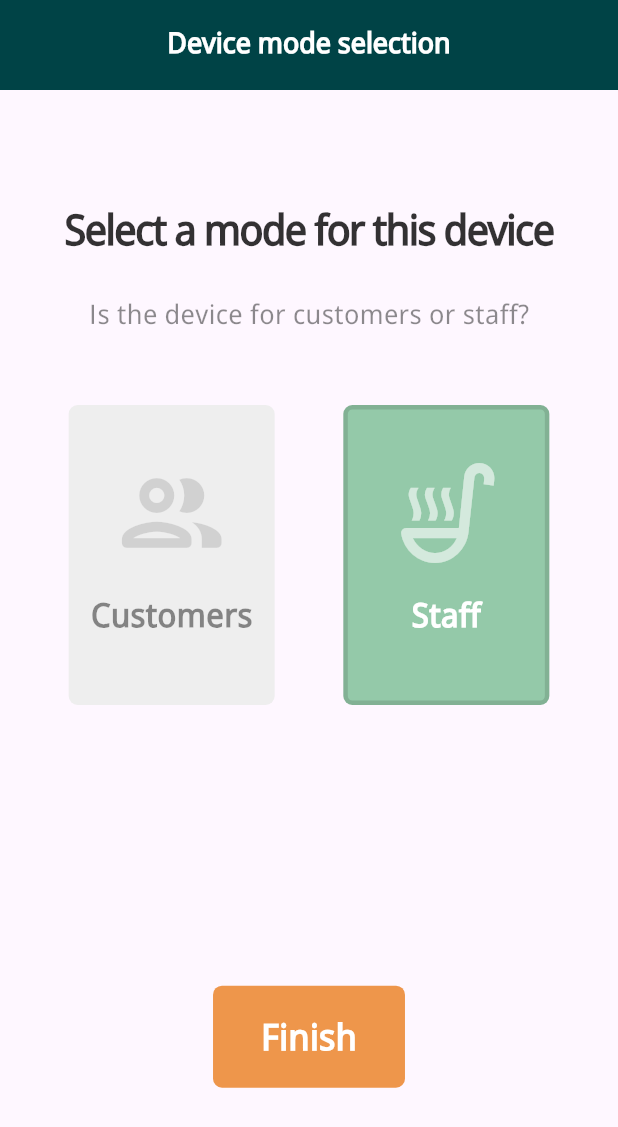
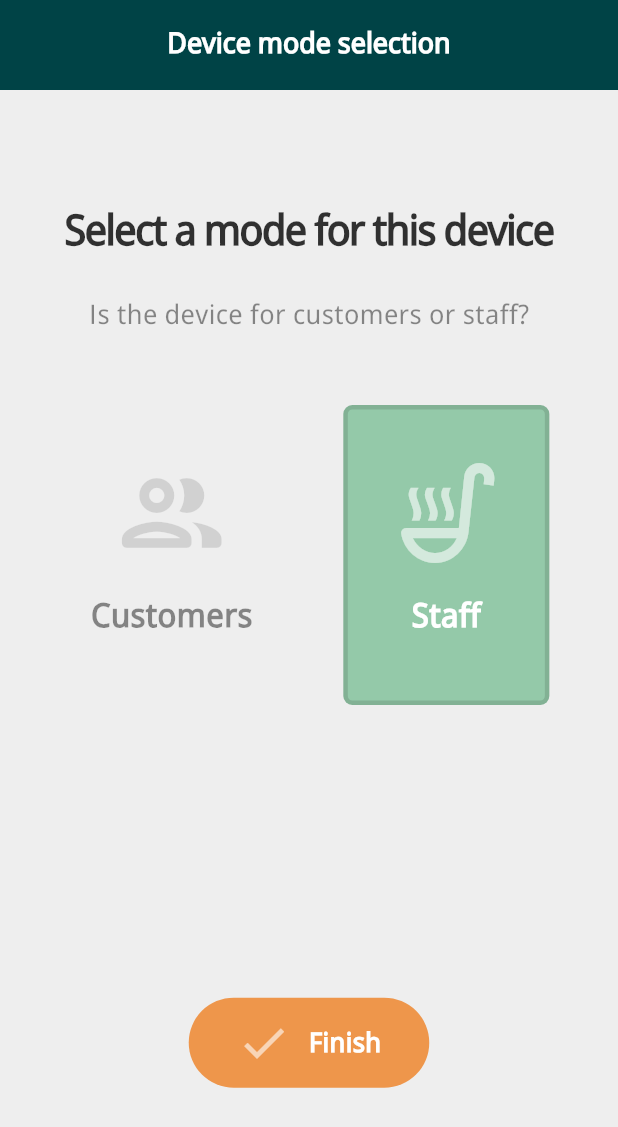
Before and after one commit to frederikbehr/njom_order, a Flutter app: the screen it shows once a user with an empty profile is signed in, after a tap on "Customers", after a tap on "Staff", on a phone screen of 412 x 824 dp. Shown: the top 1127 px of the screen. Run offline on Flutter 3.47's test engine with Material 3 defaults, Android fonts, the phone set to English and light mode, and no system bars; our stand-ins replace cloud_firestore, firebase_auth, firebase_core, flutter_phoenix, flutter_spinkit, font_awesome_flutter and 2 more; accounts and stored records are empty; generated files the repository leaves out were written again.

Commit message:
buttons added

```diff
--- a/lib/controller/controller.dart
+++ b/lib/controller/controller.dart
@@ -3,10 +3,8 @@ import 'package:flutter/material.dart';
 import 'package:nom_order/db/device/device_db.dart';
 import 'package:nom_order/db/users/user_db.dart';
 import '../authentication/auth_service.dart';
-import '../models/device/device_mode.dart';
 import '../models/theme/theme_setting.dart';
 import '../models/device/device_info.dart';
-import '../models/device/device_type.dart';
 import '../models/user/user_data.dart';
 
 class Controller {
--- a/lib/pages/home/admin/admin_page.dart
+++ b/lib/pages/home/admin/admin_page.dart
@@ -23,6 +23,7 @@ class _AdminPageState extends State<AdminPage> {
   @override
   Widget build(BuildContext context) {
     return Scaffold(
+      backgroundColor: widget.controller.themeSetting.background,
       appBar: CustomAppBar(
         title: AppLocalizations.of(context)!.admin_page,
         bottomBorder: false,
--- a/lib/pages/home/mode_selection_page/mode_selection_page.dart
+++ b/lib/pages/home/mode_selection_page/mode_selection_page.dart
@@ -4,6 +4,7 @@ import 'package:nom_order/models/device/device_info.dart';
 import 'package:nom_order/models/theme/theme_setting.dart';
 import 'package:nom_order/pages/home/mode_selection_page/mode_selection_button.dart';
 import 'package:nom_order/pages/home/mode_selection_page/table_id_text_field.dart';
+import 'package:nom_order/widgets/buttons/icon_button.dart';
 import 'package:nom_order/widgets/buttons/submit_button.dart';
 import 'package:nom_order/widgets/custom_appbar.dart';
 import 'package:flutter_gen/gen_l10n/app_localizations.dart';
@@ -51,6 +52,7 @@ class _ModeSelectionPageState extends State<ModeSelectionPage> {
   @override
   Widget build(BuildContext context) {
     return Scaffold(
+      backgroundColor: widget.themeSetting.background,
       resizeToAvoidBottomInset: false,
       appBar: CustomAppBar(
         title: AppLocalizations.of(context)!.mode_selection_title,
@@ -143,10 +145,16 @@ class _ModeSelectionPageState extends State<ModeSelectionPage> {
                   opacity: validate()? 1 : 0,
                   curve: Curves.ease,
                   duration: const Duration(milliseconds: 400),
-                  child: SubmitButton(
-                    themeSetting: widget.themeSetting,
-                    onPressed: () => submit(),
-                    text: AppLocalizations.of(context)!.finish,
+                  child: Row(
+                    mainAxisAlignment: MainAxisAlignment.center,
+                    children: [
+                      CustomIconButton(
+                        themeSetting: widget.themeSetting,
+                        onPressed: () => submit(),
+                        text: AppLocalizations.of(context)!.finish,
+                        icon: Icons.check,
+                      ),
+                    ],
                   ),
                 ),
               ),
--- /dev/null
+++ b/lib/widgets/buttons/icon_button.dart
@@ -0,0 +1,58 @@
+import 'package:flutter/material.dart';
+import 'package:nom_order/models/theme/theme_setting.dart';
+import 'package:nom_order/widgets/buttons/custom_button.dart';
+
+class CustomIconButton extends StatelessWidget {
+  final ThemeSetting themeSetting;
+  final VoidCallback onPressed;
+  final String text;
+  final double? fontSize;
+  final EdgeInsets? padding;
+  final IconData icon;
+  const CustomIconButton({
+    super.key,
+    required this.themeSetting,
+    required this.onPressed,
+    required this.text,
+    this.fontSize,
+    this.padding,
+    required this.icon,
+  });
+
+  @override
+  Widget build(BuildContext context) {
+    return Center(
+      child: CustomButton(
+        onPressed: onPressed,
+        borderRadius: BorderRadius.circular(100),
+        shapeBorder: RoundedRectangleBorder(
+          borderRadius: BorderRadius.circular(100),
+        ),
+        backgroundColor: themeSetting.accent,
+        child: Padding(
+          padding: const EdgeInsets.symmetric(horizontal: 32.0, vertical: 12),
+          child: Row(
+            mainAxisAlignment: MainAxisAlignment.start,
+            children: [
+              Icon(
+                icon,
+                size: 36,
+                color: themeSetting.bodyOnColor,
+              ),
+              const SizedBox(width: 12),
+              Text(
+                text,
+                style: TextStyle(
+                  color: themeSetting.titleOnColor,
+                  fontWeight: FontWeight.bold,
+                  fontSize: fontSize ?? 18,
+                  height: 1.5
+                ),
+              ),
+            ],
+          ),
+        ),
+      ),
+    );
+  }
+}
```
Also changed, not shown: lib/l10n/app_en.arb (+21 -1 lines), lib/pages/home/admin/edit_menu/edit_menu_page.dart (+48 -4 lines), lib/pages/home/admin/settings/settings.dart (+17 -9 lines), lib/widgets/menu/menu_section.dart (renamed from lib/pages/home/admin/settings/settings_section.dart, +7 -6 lines).
